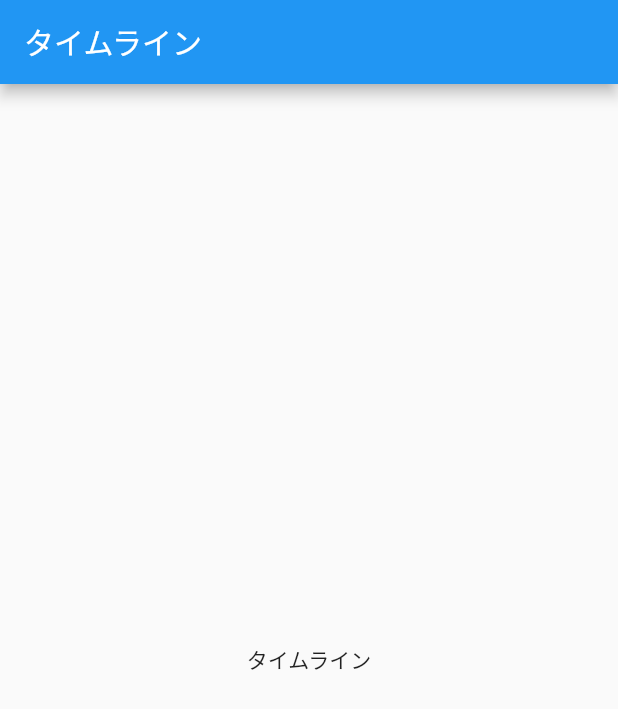
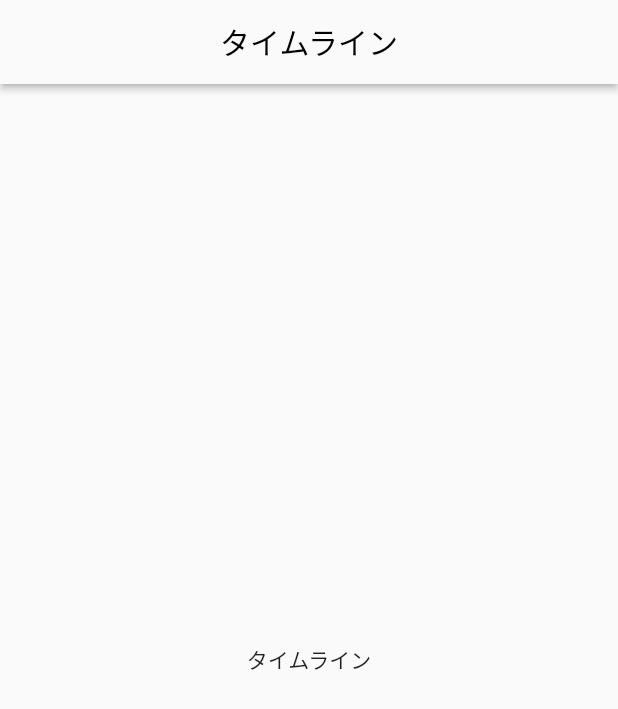
Before and after one commit to sayasurvey/flutter_toy, a Flutter app: the screen it shows after launch, on a phone screen of 412 x 824 dp. Shown: the top 709 px of the screen. Run offline on Flutter 3.47's test engine with Material 2 defaults, Android fonts, the phone set to English and light mode, and no system bars.

Commit message:
TimeLinePageのUI Part2

```diff
--- a/lib/view/time_line/time_line_page.dart
+++ b/lib/view/time_line/time_line_page.dart
@@ -40,7 +40,10 @@ class _TimeLinePageState extends State<TimeLinePage> {
   Widget build(BuildContext context) {
     return Scaffold(
       appBar: AppBar(
-        title: const Text('タイムライン'),
+        centerTitle: true,
+        title: const Text('タイムライン', style: TextStyle(color: Colors.black),),
+        backgroundColor: Theme.of(context).canvasColor,
+        elevation: 2,
       ),
       body: const Center(child: Text('タイムライン')),
     );
```
